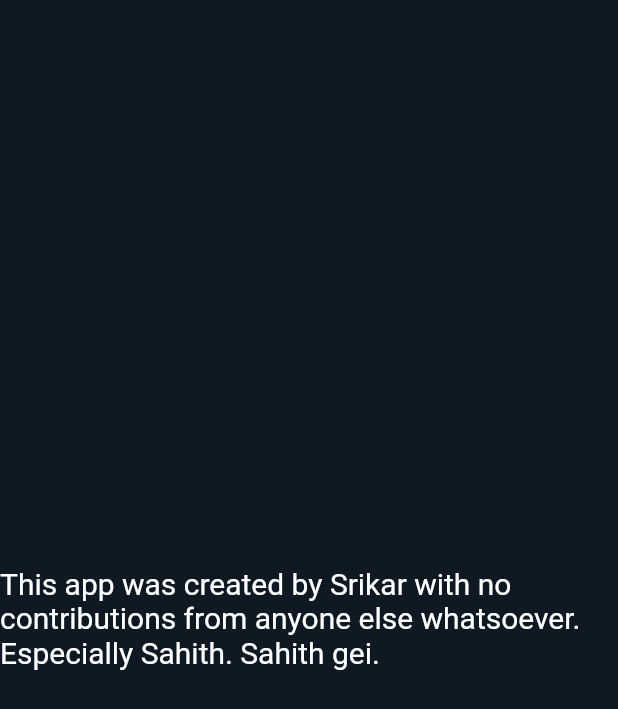
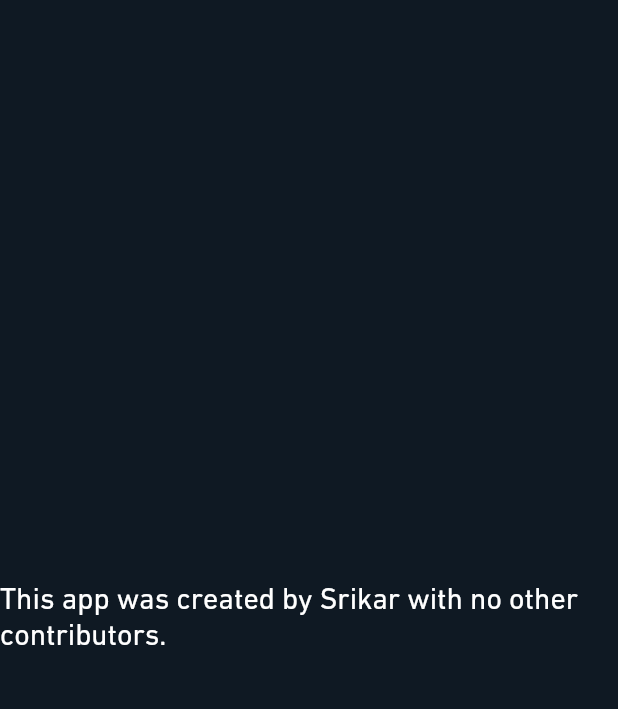
Before and after one commit to sahith182/flashorant, a Flutter app: the InfoScreen screen opened directly, on a phone screen of 412 x 824 dp. Shown: the top 709 px of the screen. Run offline on Flutter 3.47's test engine with Material 2 defaults, Android fonts, the phone set to English and light mode, and no system bars.

Commit message:
Font Changes

```diff
--- a/lib/screens/info_page.dart
+++ b/lib/screens/info_page.dart
@@ -12,8 +12,8 @@ class _InfoScreenState extends State<InfoScreen> {
   Widget build(BuildContext context) {
     return Scaffold(
       body: Center(
-        child: Text(
-            "This app was created by Srikar with no contributions from anyone else whatsoever. Especially Sahith. Sahith gei."),
+        child:
+            Text("This app was created by Srikar with no other contributors."),
       ),
     );
   }
--- a/pubspec.yaml
+++ b/pubspec.yaml
@@ -64,5 +64,8 @@ flutter:
      - family: Valorant
        fonts:
          - asset: fonts/Valorant_Font.ttf
+     - family: Din Next W1G
+       fonts:
+         - asset: fonts/Din_Next_W1G.otf
   # For details regarding fonts from package dependencies,
   # see https://flutter.dev/custom-fonts/#from-packages
```
Also changed, not shown: lib/main.dart (+2 -7 lines), fonts/Din_Next_W1G.otf (added).
